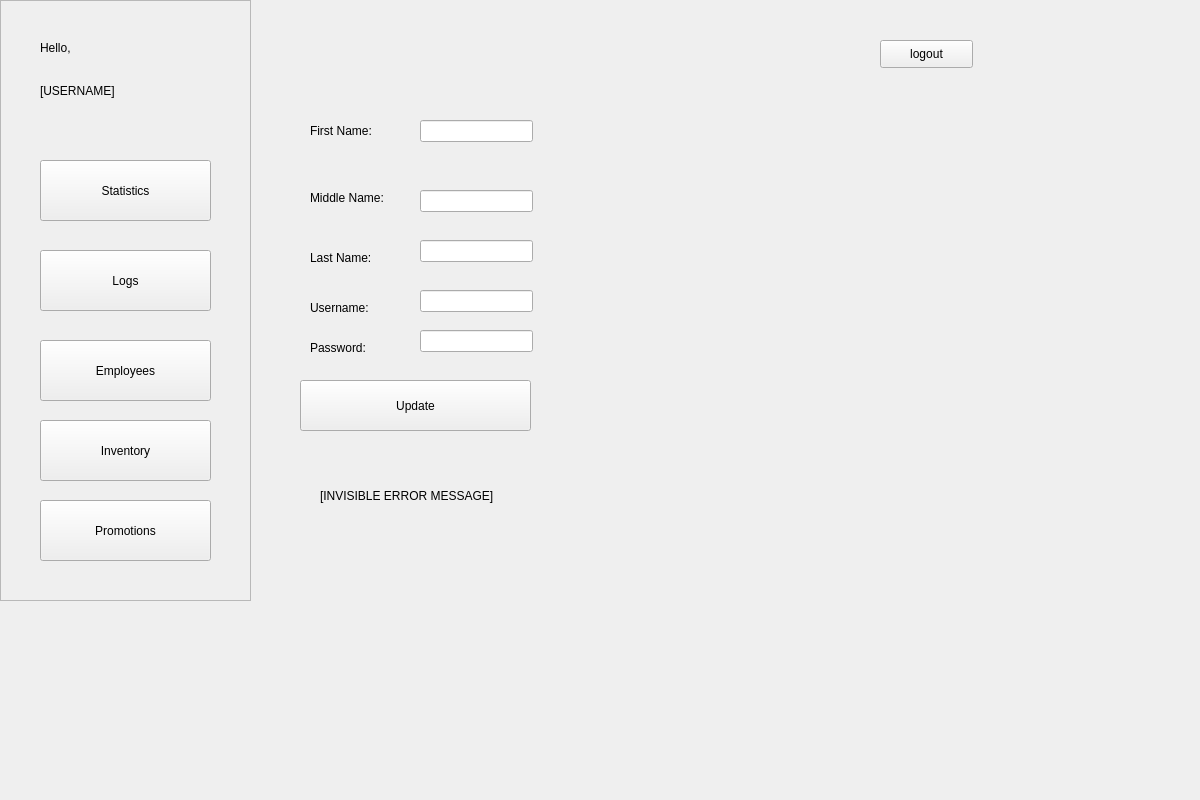
Old version of the form POS/UI/EditEmployee.ui in the repository ReiZedlav/CSCC-21.1-Software-Engineering-1.
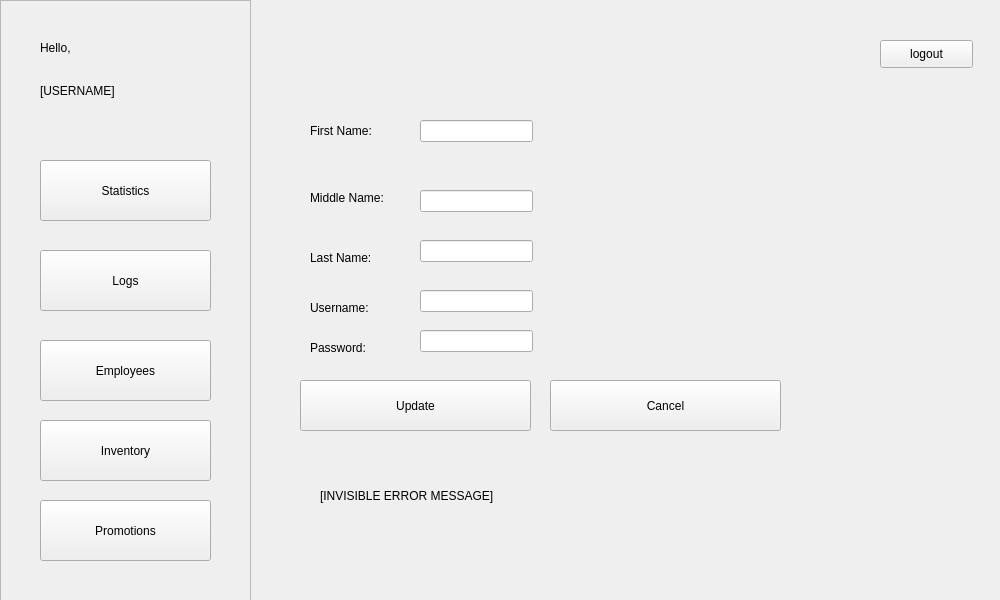
New version of the form.

Patch:
```diff
--- a/POS/UI/EditEmployee.ui
+++ b/POS/UI/EditEmployee.ui
@@ -6,8 +6,8 @@
    <rect>
     <x>0</x>
     <y>0</y>
-    <width>1200</width>
-    <height>800</height>
+    <width>1000</width>
+    <height>600</height>
    </rect>
   </property>
   <property name="windowTitle">
@@ -275,6 +275,19 @@
      <string>[INVISIBLE ERROR MESSAGE]</string>
     </property>
    </widget>
+   <widget class="QPushButton" name="returnButton">
+    <property name="geometry">
+     <rect>
+      <x>550</x>
+      <y>380</y>
+      <width>231</width>
+      <height>51</height>
+     </rect>
+    </property>
+    <property name="text">
+     <string>Cancel</string>
+    </property>
+   </widget>
   </widget>
  </widget>
  <resources/>
```
Left out of the diff: 6 changed lines with no effect on the pictures.
